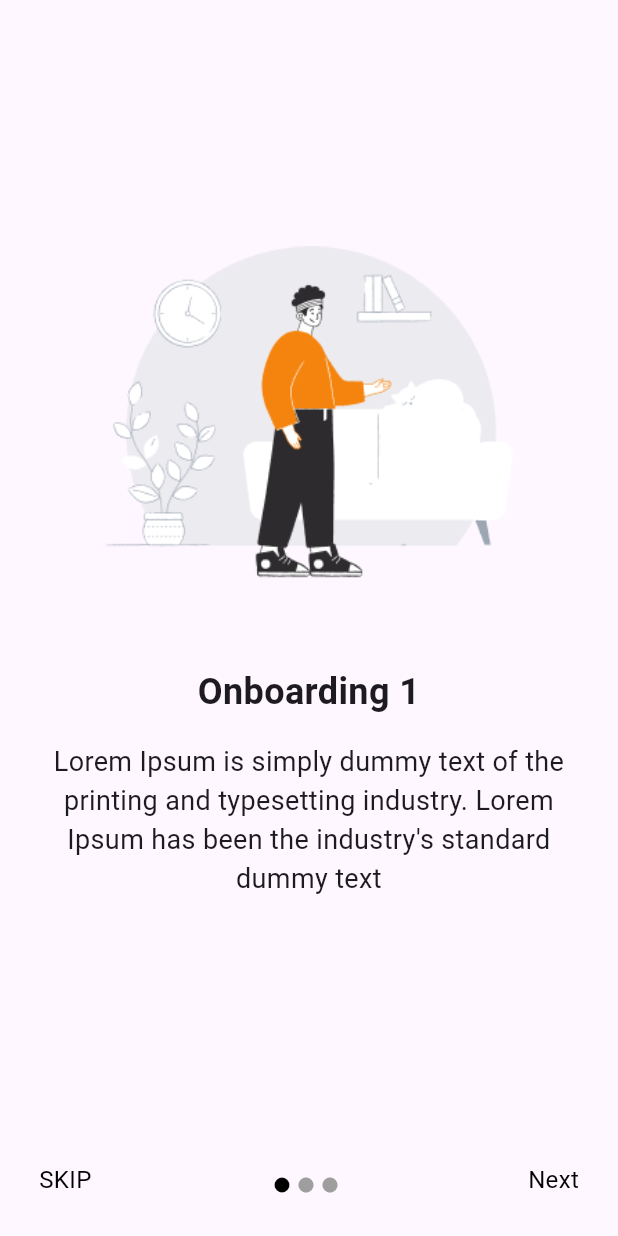
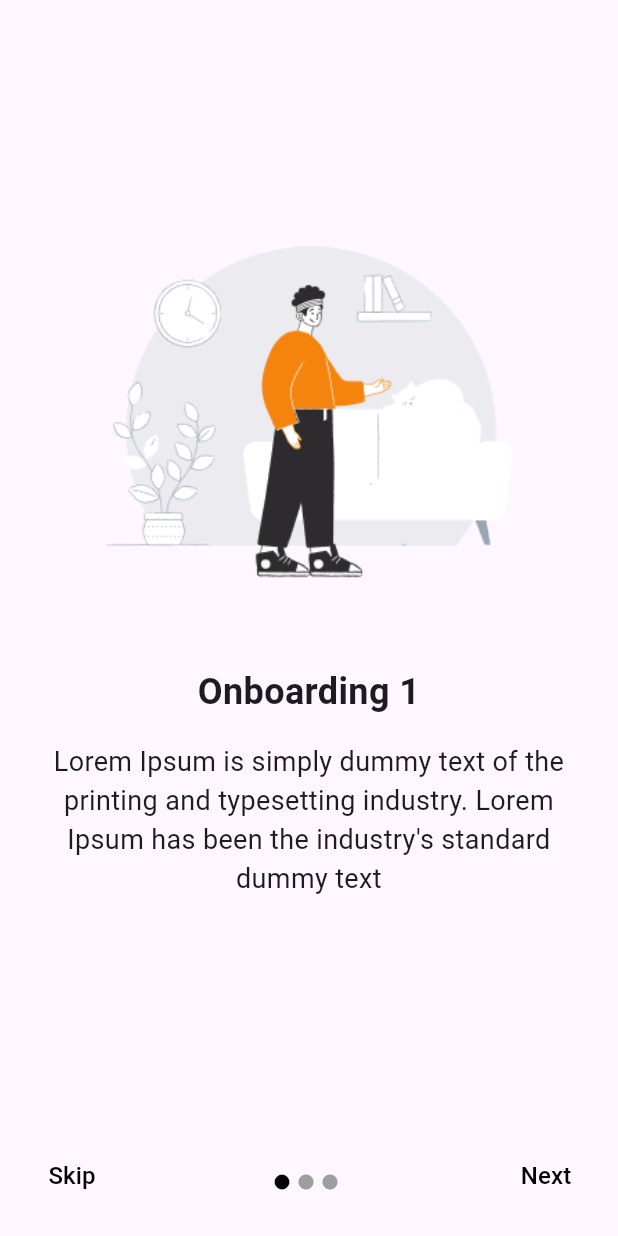
Before and after one commit to ahmedkhan4u/custom_onboard, a Flutter app: the screen it shows after launch, on a phone screen of 412 x 824 dp. Run offline on Flutter 3.47's test engine with Material 3 defaults, Android fonts, the phone set to English and light mode, and no system bars.

Commit message:
Updated Changes

```diff
--- a/lib/custom_onboard.dart
+++ b/lib/custom_onboard.dart
@@ -3,37 +3,100 @@ library custom_onboard;
 export 'custom_onboard.dart';
 export 'src/page_model.dart';
 
+import 'package:custom_onboard/src/custom_button.dart';
 import 'package:custom_onboard/src/page_model.dart';
 import 'package:flutter/material.dart';
 
+/// A customizable onboarding screen widget with animation, navigation buttons, and indicators.
 class CustomOnboard extends StatefulWidget {
+  /// List of onboarding pages.
   final List<PageModel> pages;
 
+  /// Whether to show dots as page indicators.
   final bool? showDots;
+
+  /// Color of the active dot indicator.
   final Color? activeDotColor;
+
+  /// Color of inactive dot indicators.
   final Color? inactiveDotColor;
+
+  /// Text for the skip button.
   final String? skipButtonText;
+
+  /// Text for the next button.
   final String? nextButtonText;
+
+  /// Text for the finish button.
   final String? finishButtonText;
+
+  /// Whether to show the skip button.
   final bool? showSkipButton;
+
+  /// Callback when the skip button is clicked.
   final void Function()? onSkipClick;
+
+  /// Callback when the finish button is clicked.
   final void Function()? onFinishClick;
+
+  /// Style for the title text.
   final TextStyle? titleTextStyle;
+
+  /// Style for the body text.
   final TextStyle? bodyTextStyle;
+
+  /// Text alignment for the body text.
   final TextAlign? bodyTextAlignment;
+
+  /// Style for button text.
   final TextStyle? buttonTextStyle;
+
+  /// Style for the skip button text.
   final TextStyle? skipButtonTextStyle;
+
+  /// Style for the next button text.
   final TextStyle? nextButtonTextStyle;
+
+  /// Style for the finish button text.
   final TextStyle? finishButtonTextStyle;
-  final BoxDecoration? buttonBoxDecoration;
-  final BoxDecoration? skipButtonBoxDecoration;
-  final BoxDecoration? nextButtonBoxDecoration;
-  final BoxDecoration? finishButtonBoxDecoration;
+
+  /// Button Style for all text buttons buttons OutlinedButton.styleFrom(backgroundColor: Colors.blueGrey)
+  final ButtonStyle? allButtonsStyle;
+
+  /// Button Style for skip buttons OutlinedButton.styleFrom(backgroundColor: Colors.blueGrey)
+  final ButtonStyle? skipButtonStyle;
+
+  /// Button Style for next buttons OutlinedButton.styleFrom(backgroundColor: Colors.blueGrey)
+  final ButtonStyle? nextButtonStyle;
+
+  /// Button Style for finish buttons OutlinedButton.styleFrom(backgroundColor: Colors.blueGrey)
+  final ButtonStyle? finishButtonStyle;
+
+  /// Color of the skip button text.
   final Color skipButtonTextColor;
+
+  /// Color of the finish button text.
   final Color finishButtonTextColor;
+
+  /// Color of the next button text.
   final Color nextButtonTextColor;
+
+  /// Color of the skip button.
+  final Color? skipButtonColor;
+
+  /// Color of the finish button.
+  final Color? finishButtonColor;
+
+  /// Color of the next button.
+  final Color? nextButtonColor;
+
+  /// Whether to enable animation for onboarding elements.
   final bool showAnimation;
+
+  /// Padding for buttons.
   final EdgeInsetsGeometry buttonPadding;
+
+  /// Creates a `CustomOnboard` widget.
 
   const CustomOnboard({
     super.key,
@@ -54,32 +117,45 @@ class CustomOnboard extends StatefulWidget {
     this.skipButtonTextStyle,
     this.nextButtonTextStyle,
     this.finishButtonTextStyle,
-    this.buttonBoxDecoration,
-    this.skipButtonBoxDecoration,
-    this.nextButtonBoxDecoration,
-    this.finishButtonBoxDecoration,
+    this.allButtonsStyle,
+    this.skipButtonStyle,
+    this.nextButtonStyle,
+    this.finishButtonStyle,
     this.skipButtonTextColor = Colors.black,
     this.finishButtonTextColor = Colors.black,
     this.nextButtonTextColor = Colors.black,
     this.showAnimation = true,
     this.buttonPadding = const EdgeInsets.all(10.0),
+    this.skipButtonColor,
+    this.finishButtonColor,
+    this.nextButtonColor,
   });
 
   @override
   State<CustomOnboard> createState() => _CustomOnboardState();
 }
 
-class _CustomOnboardState extends State<CustomOnboard> with TickerProviderStateMixin {
+/// The state class for `CustomOnboard`, handling page navigation and animations.
+
+class _CustomOnboardState extends State<CustomOnboard>
+    with TickerProviderStateMixin {
+  /// Animation controller for onboarding animations.
   late final AnimationController _animationController = AnimationController(
     duration: const Duration(seconds: 2),
     vsync: this,
   );
+
+  /// Animation for onboarding elements.
+
   late final Animation<double> _animation = CurvedAnimation(
     parent: _animationController,
     curve: Curves.fastOutSlowIn,
   );
 
+  /// Controller for the onboarding pages.
   final PageController _pageController = PageController(initialPage: 0);
+
+  /// Index of the current onboarding page.
 
   int _currentPage = 0;
 
@@ -130,7 +206,8 @@ class _CustomOnboardState extends State<CustomOnboard> with TickerProviderStateM
                           ? ScaleTransition(
                               scale: _animation,
                               child: Visibility(
-                                visible: _currentPage == widget.pages.indexOf(page),
+                                visible:
+                                    _currentPage == widget.pages.indexOf(page),
                                 child: Image.asset(
                                   page.imagePath!,
                                   height: height * 0.3,
@@ -186,21 +263,21 @@ class _CustomOnboardState extends State<CustomOnboard> with TickerProviderStateM
               child: Row(
                 crossAxisAlignment: CrossAxisAlignment.center,
                 children: [
-                  _currentPage != (widget.pages.length - 1) && widget.showSkipButton!
+                  _currentPage != (widget.pages.length - 1) &&
+                          widget.showSkipButton!
                       ? Expanded(
                           child: Align(
                           alignment: Alignment.bottomLeft,
-                          child: InkWell(
+                          child: CustomButton(
+                            text: widget.skipButtonText ?? "Skip",
                             onTap: widget.onSkipClick,
-                              child: Container(
-                                  decoration: widget.skipButtonBoxDecoration ?? widget.buttonBoxDecoration,
+                            textStyle: widget.skipButtonTextStyle,
+                            textColor: widget.skipButtonTextColor,
+                            buttonStyle: widget.allButtonsStyle ??
+                                widget.skipButtonStyle,
+                            buttonColor: widget.skipButtonColor,
                             padding: widget.buttonPadding,
-                                  child: Text(
-                                    widget.skipButtonText ?? "SKIP",
-                                    style: widget.skipButtonTextStyle ??
-                                        widget.buttonTextStyle ??
-                                        TextStyle(fontSize: 16, color: widget.skipButtonTextColor),
-                                  ))),
+                          ),
                         ))
                       : const Expanded(child: SizedBox.shrink()),
                   widget.showDots!
@@ -208,19 +285,22 @@ class _CustomOnboardState extends State<CustomOnboard> with TickerProviderStateM
                           child: Align(
                             alignment: Alignment.bottomCenter,
                             child: Padding(
-                              padding: const EdgeInsets.all(12),
+                              padding: const EdgeInsets.all(14),
                               child: Row(
                                   mainAxisAlignment: MainAxisAlignment.center,
                                   crossAxisAlignment: CrossAxisAlignment.center,
-                                  children: List.generate(widget.pages.length, (index) {
+                                  children: List.generate(widget.pages.length,
+                                      (index) {
                                     return Padding(
                                       padding: const EdgeInsets.only(right: 4),
                                       child: Icon(
                                         Icons.circle,
                                         size: 12,
                                         color: _currentPage == index
-                                            ? widget.activeDotColor ?? Colors.blueGrey
-                                            : widget.inactiveDotColor ?? Colors.grey,
+                                            ? widget.activeDotColor ??
+                                                Colors.blueGrey
+                                            : widget.inactiveDotColor ??
+                                                Colors.grey,
                                       ),
                                     );
                                   })),
@@ -234,22 +314,22 @@ class _CustomOnboardState extends State<CustomOnboard> with TickerProviderStateM
                       ? Expanded(
                           child: Align(
                           alignment: Alignment.bottomRight,
-                          child: InkWell(
+                          child: CustomButton(
+                            text: widget.nextButtonText ?? "Next",
                             onTap: () {
                               if (_currentPage < widget.pages.length - 1) {
                                 _pageController.nextPage(
-                                      duration: const Duration(milliseconds: 300), curve: Curves.fastOutSlowIn);
+                                    duration: const Duration(milliseconds: 300),
+                                    curve: Curves.fastOutSlowIn);
                               }
                             },
-                              child: Container(
-                                  decoration: widget.nextButtonBoxDecoration ?? widget.buttonBoxDecoration,
+                            textStyle: widget.nextButtonTextStyle,
+                            textColor: widget.nextButtonTextColor,
+                            buttonStyle: widget.allButtonsStyle ??
+                                widget.nextButtonStyle,
+                            buttonColor: widget.nextButtonColor,
                             padding: widget.buttonPadding,
-                                  child: Text(
-                                    widget.nextButtonText ?? "Next",
-                                    style: widget.nextButtonTextStyle ??
-                                        widget.buttonTextStyle ??
-                                        TextStyle(fontSize: 16, color: widget.nextButtonTextColor),
-                                  ))),
+                          ),
                         ))
                       :
 
@@ -257,18 +337,15 @@ class _CustomOnboardState extends State<CustomOnboard> with TickerProviderStateM
                       Expanded(
                           child: Align(
                           alignment: Alignment.bottomRight,
-                          child: Material(
-                            child: InkWell(
+                          child: CustomButton(
+                            text: widget.finishButtonText ?? "Finish",
                             onTap: widget.onFinishClick,
-                                child: Container(
-                                    decoration: widget.finishButtonBoxDecoration ?? widget.buttonBoxDecoration,
+                            textStyle: widget.finishButtonTextStyle,
+                            textColor: widget.finishButtonTextColor,
+                            buttonStyle: widget.allButtonsStyle ??
+                                widget.finishButtonStyle,
+                            buttonColor: widget.finishButtonColor,
                             padding: widget.buttonPadding,
-                                    child: Text(
-                                      widget.finishButtonText ?? "Finish",
-                                      style: widget.finishButtonTextStyle ??
-                                          widget.buttonTextStyle ??
-                                          TextStyle(fontSize: 16, color: widget.finishButtonTextColor),
-                                    ))),
                           ),
                         )),
                 ],
--- /dev/null
+++ b/lib/src/custom_button.dart
@@ -0,0 +1,47 @@
+import 'package:flutter/material.dart';
+
+class CustomButton extends StatelessWidget {
+  final VoidCallback? onTap;
+  final String text;
+  final TextStyle? textStyle;
+  final EdgeInsetsGeometry? padding;
+  final Color? borderColor;
+  final Color? buttonColor;
+  final Color? textColor;
+  final ButtonStyle? buttonStyle;
+
+  const CustomButton({
+    super.key,
+    required this.text,
+    this.onTap,
+    this.textStyle,
+    this.padding,
+    this.borderColor,
+    this.buttonColor,
+    this.textColor,
+    this.buttonStyle,
+  });
+
+  @override
+  Widget build(BuildContext context) {
+    return OutlinedButton(
+      onPressed: onTap,
+      style: buttonStyle ??
+          OutlinedButton.styleFrom(
+            backgroundColor: buttonColor,
+            side: BorderSide(
+                color: borderColor ?? Colors.transparent), // Outline border
+            shape: RoundedRectangleBorder(
+                borderRadius: BorderRadius.circular(8)), // Rounded corners
+
+            padding: padding ??
+                const EdgeInsets.symmetric(vertical: 8, horizontal: 8),
+          ),
+      child: Text(
+        text,
+        style: textStyle ??
+            TextStyle(fontSize: 16, color: textColor ?? Colors.black),
+      ),
+    );
+  }
+}
--- a/pubspec.yaml
+++ b/pubspec.yaml
@@ -1,6 +1,6 @@
 name: custom_onboard
-description: "To implement customizable onboard screens easily"
-version: 0.0.2
+description: "A Flutter package for creating customizable onboarding screens with ease. Supports animations, images, and text to guide users through app features."
+version: 0.0.3
 homepage: https://github.com/ahmedkhan4u/custom_onboard.git
 
 environment:
```
Also changed, not shown: example/lib/main.dart (+11 -1 lines), lib/src/page_model.dart (+13 -0 lines), example/pubspec.lock, 1 other file. Lines whose indentation alone changed are shown as unchanged.
